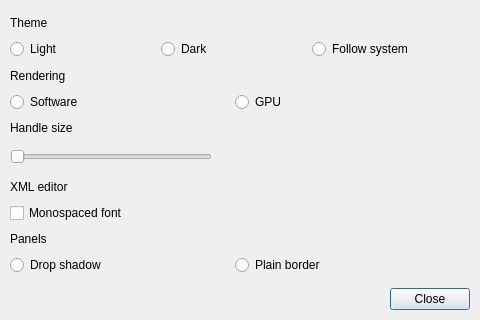
Qt form src/qt/ui/dialog/settings-dialog.ui (mikekov/linea) before a commit.
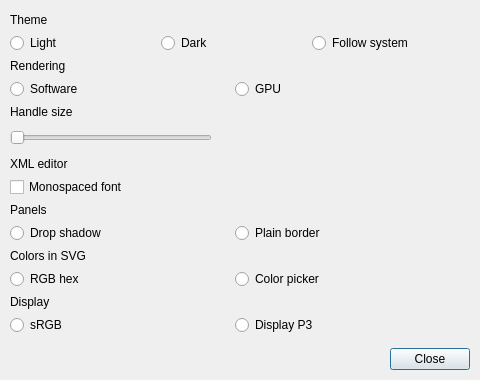
The same form after that commit.

Commit message:
Add color output and display surface preferences to settings dialog
Add RGB hex vs color-picker output mode toggle to control whether colors are
written as #rrggbb or preserved in their original space (oklch(), hsl(), etc.).
Add Display P3 vs sRGB surface format toggle for macOS to configure window
color space (requires restart). Change default color plate gamut from sRGB to
P3 in preferences skeleton and add fallback default in get_plate_gamut_preference.

Diff of the .ui file:
```diff
--- a/src/qt/ui/dialog/settings-dialog.ui
+++ b/src/qt/ui/dialog/settings-dialog.ui
@@ -11,7 +11,7 @@
     <property name="minimumSize">
       <size>
         <width>480</width>
-        <height>320</height>
+        <height>380</height>
       </size>
     </property>
     <property name="maximumSize">
@@ -25,7 +25,7 @@
         <x>0</x>
         <y>0</y>
         <width>480</width>
-        <height>320</height>
+        <height>380</height>
       </rect>
     </property>
     <layout class="QVBoxLayout" name="mainLayout">
@@ -315,6 +315,108 @@
             </layout>
           </item>
 
+          <item row="10" column="0">
+            <widget class="QLabel" name="colorsLabel">
+              <property name="text">
+                <string>Colors in SVG</string>
+              </property>
+              <property name="class" stdset="0">
+                <string>settings-label</string>
+              </property>
+            </widget>
+          </item>
+          <item row="11" column="0" colspan="2">
+            <layout class="QHBoxLayout" name="hexColorsRow">
+              <item>
+                <widget class="QRadioButton" name="hexColorsRadio">
+                  <property name="text">
+                    <string>RGB hex</string>
+                  </property>
+                  <property name="toolTip">
+                    <string>Write colors as #rrggbb in styles</string>
+                  </property>
+                  <attribute name="buttonGroup">
+                    <string notr="true">colorOutputGroup</string>
+                  </attribute>
+                </widget>
+              </item>
+              <item>
+                <widget class="QRadioButton" name="verbatimColorsRadio">
+                  <property name="text">
+                    <string>Color picker</string>
+                  </property>
+                  <property name="toolTip">
+                    <string>Keep colors in the space they were picked in (oklch(), hsl(), etc.)</string>
+                  </property>
+                  <attribute name="buttonGroup">
+                    <string notr="true">colorOutputGroup</string>
+                  </attribute>
+                </widget>
+              </item>
+              <item>
+                <spacer name="hexColorsSpacer">
+                  <property name="orientation">
+                    <enum>Qt::Horizontal</enum>
+                  </property>
+                  <property name="sizeType">
+                    <enum>QSizePolicy::Expanding</enum>
+                  </property>
+                </spacer>
+              </item>
+            </layout>
+          </item>
+
+          <item row="12" column="0">
+            <widget class="QLabel" name="displayLabel">
+              <property name="text">
+                <string>Display</string>
+              </property>
+              <property name="class" stdset="0">
+                <string>settings-label</string>
+              </property>
+            </widget>
+          </item>
+          <item row="13" column="0" colspan="2">
+            <layout class="QHBoxLayout" name="displayRow">
+              <item>
+                <widget class="QRadioButton" name="srgbSurfaceRadio">
+                  <property name="text">
+                    <string>sRGB</string>
+                  </property>
+                  <property name="toolTip">
+                    <string>sRGB window surface (requires restart)</string>
+                  </property>
+                  <attribute name="buttonGroup">
+                    <string notr="true">displaySurfaceGroup</string>
+                  </attribute>
+                </widget>
+              </item>
+              <item>
+                <widget class="QRadioButton" name="p3SurfaceRadio">
+                  <property name="text">
+                    <string>Display P3</string>
+                  </property>
+                  <property name="toolTip">
+                    <string>Display P3 window surface for wide-gamut colors (requires restart)</string>
+                  </property>
+                  <attribute name="buttonGroup">
+                    <string notr="true">displaySurfaceGroup</string>
+                  </attribute>
+                </widget>
+              </item>
+              <item>
+                <spacer name="displaySpacer">
+                  <property name="orientation">
+                    <enum>Qt::Horizontal</enum>
+                  </property>
+                  <property name="sizeType">
+                    <enum>QSizePolicy::Expanding</enum>
+                  </property>
+                </spacer>
+              </item>
+            </layout>
+          </item>
+
         </layout>
       </item>
 
```
Left out of the diff: 2 changed lines with no effect on the pictures. The commit also changes 4 other files.
